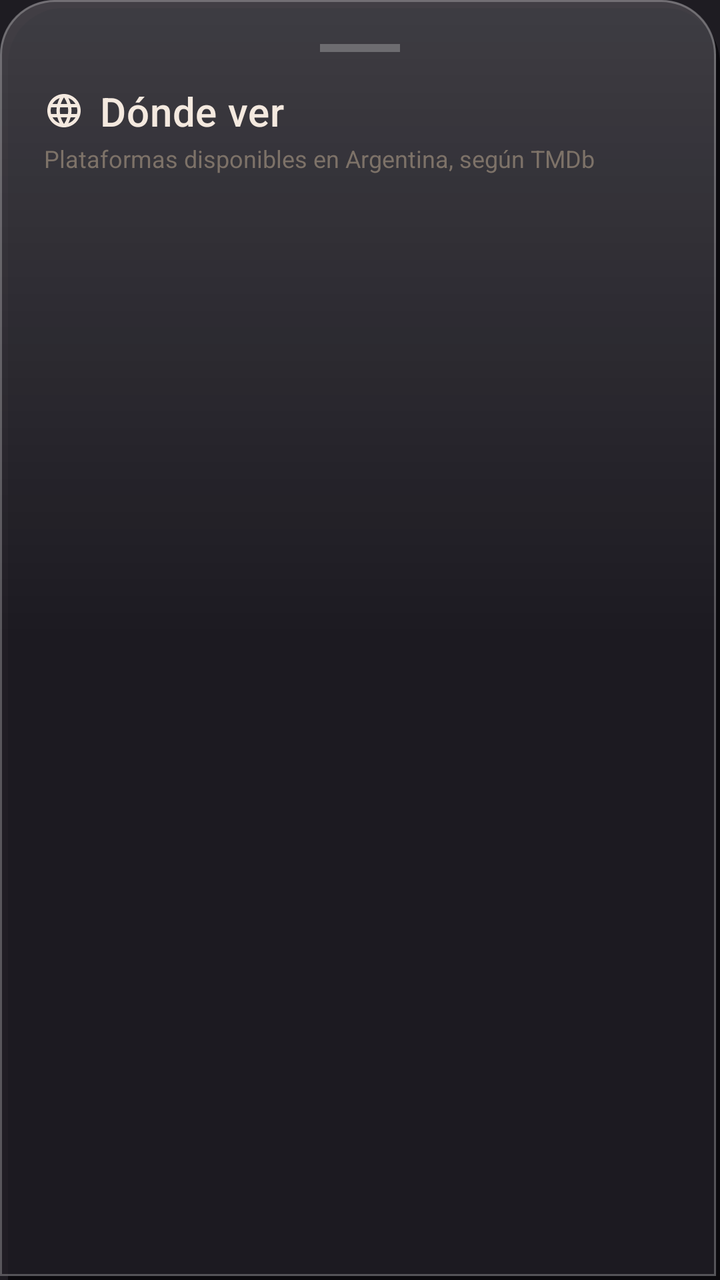
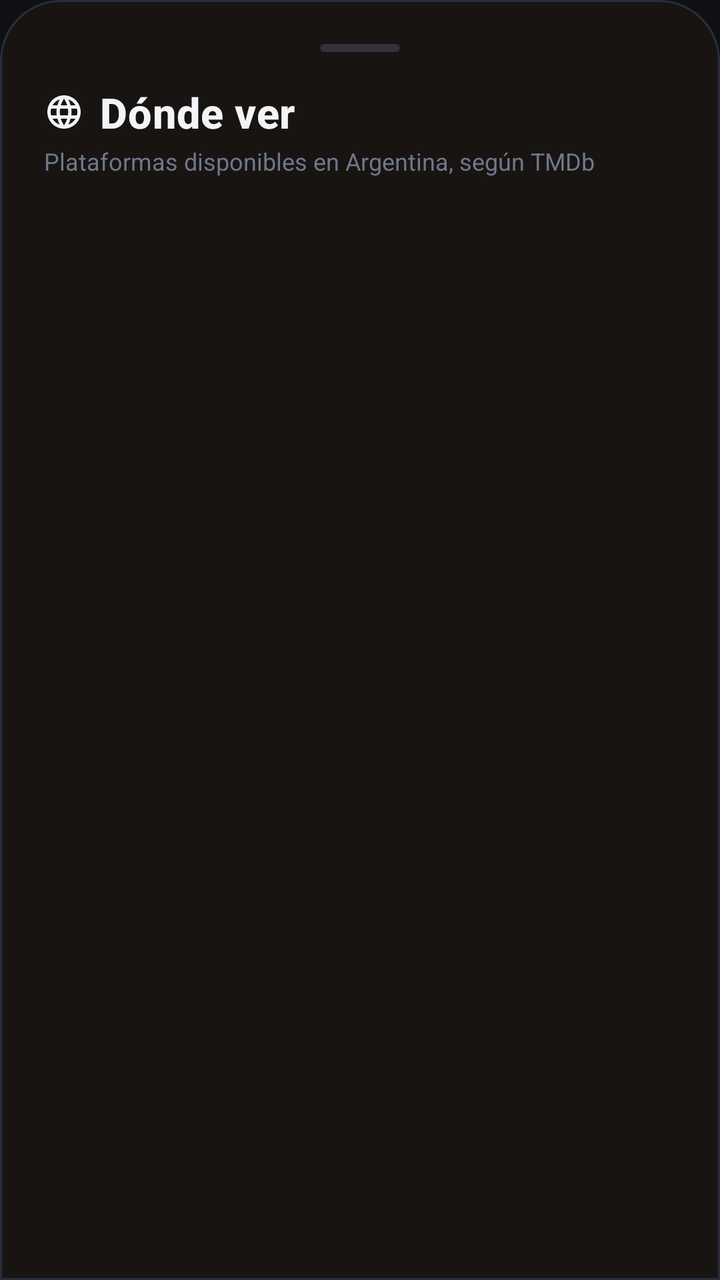

Before-and-after screenshots of an Android layout around one commit, followed by the original layout XML and the change that was made.
<!-- AndroidManifest.xml: application theme Theme.DondeMierdaIba -->
<!-- res/layout/dialog_where_to_watch.xml -->
<?xml version="1.0" encoding="utf-8"?>
<ScrollView xmlns:android="http://schemas.android.com/apk/res/android"
    android:layout_width="match_parent"
    android:layout_height="wrap_content"
    android:maxHeight="480dp"
    android:background="@drawable/bg_glass_translucent_sheet">

    <LinearLayout
        android:layout_width="match_parent"
        android:layout_height="wrap_content"
        android:orientation="vertical"
        android:padding="22dp">

        <View
            android:layout_width="40dp"
            android:layout_height="4dp"
            android:layout_gravity="center_horizontal"
            android:background="#40FFFFFF" />

        <LinearLayout
            android:layout_width="match_parent"
            android:layout_height="wrap_content"
            android:layout_marginTop="16dp"
            android:gravity="center_vertical"
            android:orientation="horizontal">

            <ImageView
                android:layout_width="20dp"
                android:layout_height="20dp"
                android:src="@drawable/ic_where_to_watch" />

            <TextView
                android:layout_width="0dp"
                android:layout_height="wrap_content"
                android:layout_marginStart="8dp"
                android:layout_weight="1"
                android:text="@string/where_to_watch_title"
                android:textAppearance="@style/TextAppearance.DMI.Title" />

        </LinearLayout>

        <TextView
            android:id="@+id/txtWhereToWatchSubtitle"
            android:layout_width="match_parent"
            android:layout_height="wrap_content"
            android:layout_marginTop="2dp"
            android:text="@string/where_to_watch_subtitle"
            android:textColor="@color/text_muted"
            android:textSize="12sp" />

        <ProgressBar
            android:id="@+id/progressWhereToWatch"
            android:layout_width="wrap_content"
            android:layout_height="wrap_content"
            android:layout_gravity="center_horizontal"
            android:layout_marginTop="30dp"
            android:layout_marginBottom="30dp" />

        <TextView
            android:id="@+id/txtWhereToWatchEmpty"
            android:layout_width="match_parent"
            android:layout_height="wrap_content"
            android:layout_marginTop="24dp"
            android:layout_marginBottom="24dp"
            android:gravity="center"
            android:text="@string/where_to_watch_loading"
            android:textColor="@color/text_secondary"
            android:textSize="13sp"
            android:visibility="gone" />

        <Button
            android:id="@+id/btnSetupKey"
            style="@style/Widget.DMI.AppleButton.Ghost"
            android:layout_width="match_parent"
            android:layout_height="wrap_content"
            android:layout_marginTop="4dp"
            android:text="@string/tmdb_key_setup_button"
            android:visibility="gone" />

        <LinearLayout
            android:id="@+id/providersContainer"
            android:layout_width="match_parent"
            android:layout_height="wrap_content"
            android:orientation="vertical"
            android:visibility="gone" />

        <TextView
            android:id="@+id/txtWhereToWatchAttribution"
            android:layout_width="match_parent"
            android:layout_height="wrap_content"
            android:layout_marginTop="18dp"
            android:gravity="center"
            android:text="@string/where_to_watch_attribution"
            android:textColor="@color/text_muted"
            android:textSize="10sp"
            android:visibility="gone" />

    </LinearLayout>

</ScrollView>
<!-- resources referenced by this layout -->
<resources>
  <color name="text_muted">#7D7268</color>
  <color name="text_secondary">#B7A99C</color>
  <!-- drawable bg_glass_translucent_sheet (drawable) -->
  <?xml version="1.0" encoding="utf-8"?>
  <layer-list xmlns:android="http://schemas.android.com/apk/res/android">
      
      <item android:top="4dp" android:left="4dp">
          <shape android:shape="rectangle">
              <corners android:topLeftRadius="28dp" android:topRightRadius="28dp" />
              <solid android:color="@color/neu_shadow_dark" />
          </shape>
      </item>
      
      <item android:bottom="2dp" android:right="2dp">
          <shape android:shape="rectangle">
              <corners android:topLeftRadius="27dp" android:topRightRadius="27dp" />
              <solid android:color="#D0201E25" />
          </shape>
      </item>
      
      <item android:bottom="2dp" android:right="2dp">
          <shape android:shape="rectangle">
              <corners android:topLeftRadius="27dp" android:topRightRadius="27dp" />
              <gradient
                  android:type="linear"
                  android:angle="115"
                  android:startColor="#26FFFFFF"
                  android:centerColor="#00FFFFFF"
                  android:endColor="#00000000" />
          </shape>
      </item>
      
      <item android:bottom="2dp" android:right="2dp">
          <shape android:shape="rectangle">
              <corners android:topLeftRadius="27dp" android:topRightRadius="27dp" />
              <stroke android:width="1dp" android:color="#40FFFFFF" />
          </shape>
      </item>
  </layer-list>
  <style name="TextAppearance.DMI.Title" parent="TextAppearance.MaterialComponents.Headline6">
          <item name="android:textColor">@color/text_primary</item>
          <item name="android:fontFamily">sans-serif-medium</item>
      </style>
  <color name="neu_shadow_dark">#0B0A0E</color>
  <color name="text_primary">#F4E9DF</color>
  <color name="accent_violet">#E8792E</color>
  <color name="bg_top">#1E1C22</color>
  <color name="accent_cyan">#F4B740</color>
  <!-- drawable bg_button_ghost_pressed (drawable) -->
  <?xml version="1.0" encoding="utf-8"?>
  <layer-list xmlns:android="http://schemas.android.com/apk/res/android">
      
      <item android:bottom="3dp" android:right="3dp">
          <shape android:shape="rectangle">
              <corners android:radius="26dp" />
              <solid android:color="@color/neu_shadow_dark" />
          </shape>
      </item>
      <item android:top="3dp" android:left="3dp">
          <shape android:shape="rectangle">
              <corners android:radius="26dp" />
              <solid android:color="@color/neu_shadow_light" />
          </shape>
      </item>
      <item android:top="2dp" android:left="2dp" android:right="2dp" android:bottom="2dp">
          <shape android:shape="rectangle">
              <corners android:radius="25dp" />
              <gradient android:type="linear" android:angle="135" android:startColor="@color/neu_base_pressed" android:endColor="@color/neu_base_pressed" />
          </shape>
      </item>
  </layer-list>
  <!-- drawable bg_button_ghost_normal (drawable) -->
  <?xml version="1.0" encoding="utf-8"?>
  <layer-list xmlns:android="http://schemas.android.com/apk/res/android">
      
      <item android:top="3dp" android:left="3dp">
          <shape android:shape="rectangle">
              <corners android:radius="26dp" />
              <solid android:color="@color/neu_shadow_dark" />
          </shape>
      </item>
      
      <item android:bottom="3dp" android:right="3dp">
          <shape android:shape="rectangle">
              <corners android:radius="26dp" />
              <solid android:color="@color/neu_shadow_light" />
          </shape>
      </item>
      
      <item android:top="2dp" android:left="2dp" android:right="2dp" android:bottom="2dp">
          <shape android:shape="rectangle">
              <corners android:radius="25dp" />
              <gradient android:type="linear" android:angle="135" android:startColor="@color/neu_base_hi" android:endColor="@color/neu_base" />
          </shape>
      </item>
  </layer-list>
  <color name="neu_shadow_light">#332F38</color>
  <color name="neu_base_pressed">#191720</color>
  <color name="neu_base_hi">#252329</color>
  <color name="neu_base">#201E25</color>
  <!-- unchanged entries left out for length: 9 -->
</resources>

<!-- the commit's change to res/layout/dialog_where_to_watch.xml (unified diff, before → after) -->
@@ -15,7 +15,7 @@
             android:layout_width="40dp"
             android:layout_height="4dp"
             android:layout_gravity="center_horizontal"
-            android:background="#40FFFFFF" />
+            android:background="@drawable/bg_handle" />
 
         <LinearLayout
             android:layout_width="match_parent"
<!-- resource entries referenced after the edit -->
@@ -1,105 +1,47 @@
 <!-- resources referenced by this layout -->
 <resources>
-  <color name="text_muted">#7D7268</color>
-  <color name="text_secondary">#B7A99C</color>
+  <color name="text_muted">#6F788A</color>
+  <color name="text_secondary">#A9B1C1</color>
   <!-- drawable bg_glass_translucent_sheet (drawable) -->
   <?xml version="1.0" encoding="utf-8"?>
-  <layer-list xmlns:android="http://schemas.android.com/apk/res/android">
-      
-      <item android:top="4dp" android:left="4dp">
-          <shape android:shape="rectangle">
-              <corners android:topLeftRadius="28dp" android:topRightRadius="28dp" />
-              <solid android:color="@color/neu_shadow_dark" />
-          </shape>
-      </item>
-      
-      <item android:bottom="2dp" android:right="2dp">
-          <shape android:shape="rectangle">
-              <corners android:topLeftRadius="27dp" android:topRightRadius="27dp" />
-              <solid android:color="#D0201E25" />
-          </shape>
-      </item>
-      
-      <item android:bottom="2dp" android:right="2dp">
-          <shape android:shape="rectangle">
-              <corners android:topLeftRadius="27dp" android:topRightRadius="27dp" />
-              <gradient
-                  android:type="linear"
-                  android:angle="115"
-                  android:startColor="#26FFFFFF"
-                  android:centerColor="#00FFFFFF"
-                  android:endColor="#00000000" />
-          </shape>
-      </item>
-      
-      <item android:bottom="2dp" android:right="2dp">
-          <shape android:shape="rectangle">
-              <corners android:topLeftRadius="27dp" android:topRightRadius="27dp" />
-              <stroke android:width="1dp" android:color="#40FFFFFF" />
-          </shape>
-      </item>
-  </layer-list>
+  <shape xmlns:android="http://schemas.android.com/apk/res/android" android:shape="rectangle">
+      <solid android:color="#F2191512" />
+      <corners android:topLeftRadius="30dp" android:topRightRadius="30dp" />
+      <stroke android:width="1dp" android:color="@color/border_soft" />
+  </shape>
+  <!-- drawable bg_handle (drawable) -->
+  <?xml version="1.0" encoding="utf-8"?>
+  <shape xmlns:android="http://schemas.android.com/apk/res/android" android:shape="rectangle">
+      <solid android:color="#4D6F788A" />
+      <corners android:radius="2dp" />
+  </shape>
   <style name="TextAppearance.DMI.Title" parent="TextAppearance.MaterialComponents.Headline6">
           <item name="android:textColor">@color/text_primary</item>
-          <item name="android:fontFamily">sans-serif-medium</item>
+          <item name="android:fontFamily">serif</item>
+          <item name="android:textStyle">bold</item>
+          <item name="android:textSize">21sp</item>
       </style>
-  <color name="neu_shadow_dark">#0B0A0E</color>
-  <color name="text_primary">#F4E9DF</color>
-  <color name="accent_violet">#E8792E</color>
-  <color name="bg_top">#1E1C22</color>
-  <color name="accent_cyan">#F4B740</color>
+  <color name="border_soft">#272E3B</color>
+  <color name="text_primary">#F2F4F8</color>
+  <color name="accent_violet">#FF7F32</color>
+  <color name="bg_top">#0E1015</color>
+  <color name="accent_cyan">#FFC247</color>
   <!-- drawable bg_button_ghost_pressed (drawable) -->
   <?xml version="1.0" encoding="utf-8"?>
-  <layer-list xmlns:android="http://schemas.android.com/apk/res/android">
-      
-      <item android:bottom="3dp" android:right="3dp">
-          <shape android:shape="rectangle">
-              <corners android:radius="26dp" />
-              <solid android:color="@color/neu_shadow_dark" />
-          </shape>
-      </item>
-      <item android:top="3dp" android:left="3dp">
-          <shape android:shape="rectangle">
-              <corners android:radius="26dp" />
-              <solid android:color="@color/neu_shadow_light" />
-          </shape>
-      </item>
-      <item android:top="2dp" android:left="2dp" android:right="2dp" android:bottom="2dp">
-          <shape android:shape="rectangle">
-              <corners android:radius="25dp" />
-              <gradient android:type="linear" android:angle="135" android:startColor="@color/neu_base_pressed" android:endColor="@color/neu_base_pressed" />
-          </shape>
-      </item>
-  </layer-list>
+  <shape xmlns:android="http://schemas.android.com/apk/res/android" android:shape="rectangle">
+      <solid android:color="@color/neu_base_pressed" />
+      <corners android:radius="28dp" />
+      <stroke android:width="1dp" android:color="@color/border_soft" />
+  </shape>
   <!-- drawable bg_button_ghost_normal (drawable) -->
   <?xml version="1.0" encoding="utf-8"?>
-  <layer-list xmlns:android="http://schemas.android.com/apk/res/android">
-      
-      <item android:top="3dp" android:left="3dp">
-          <shape android:shape="rectangle">
-              <corners android:radius="26dp" />
-              <solid android:color="@color/neu_shadow_dark" />
-          </shape>
-      </item>
-      
-      <item android:bottom="3dp" android:right="3dp">
-          <shape android:shape="rectangle">
-              <corners android:radius="26dp" />
-              <solid android:color="@color/neu_shadow_light" />
-          </shape>
-      </item>
-      
-      <item android:top="2dp" android:left="2dp" android:right="2dp" android:bottom="2dp">
-          <shape android:shape="rectangle">
-              <corners android:radius="25dp" />
-              <gradient android:type="linear" android:angle="135" android:startColor="@color/neu_base_hi" android:endColor="@color/neu_base" />
-          </shape>
-      </item>
-  </layer-list>
-  <color name="neu_shadow_light">#332F38</color>
-  <color name="neu_base_pressed">#191720</color>
-  <color name="neu_base_hi">#252329</color>
-  <color name="neu_base">#201E25</color>
+  <shape xmlns:android="http://schemas.android.com/apk/res/android" android:shape="rectangle">
+      <solid android:color="@color/surface_hi" />
+      <corners android:radius="28dp" />
+      <stroke android:width="1dp" android:color="@color/border_soft" />
+  </shape>
+  <color name="neu_base_pressed">#0E1117</color>
+  <color name="surface_hi">#1B202B</color>
   <!-- unchanged entries left out for length: 9 -->
 </resources>
 
